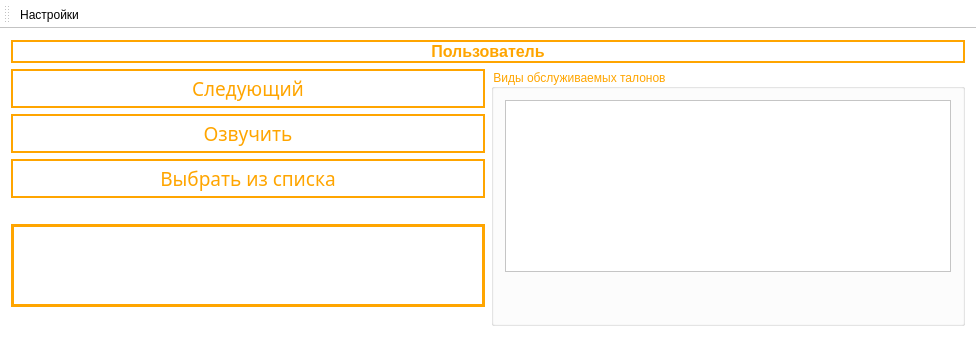
Before: the Qt Designer form mainwindow.ui in federicovalenso/clinicTicketsQueueServiceClient, drawn with Qt 5.
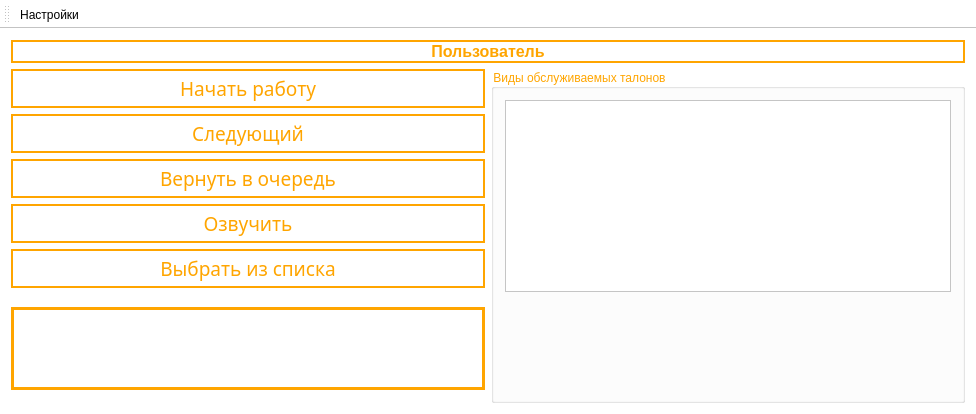
After: the same form once the commit is applied. Icons and pictures are not drawn.

```diff
--- a/mainwindow.ui
+++ b/mainwindow.ui
@@ -7,7 +7,7 @@
     <x>0</x>
     <y>0</y>
     <width>976</width>
-    <height>337</height>
+    <height>400</height>
    </rect>
   </property>
   <property name="font">
@@ -68,8 +68,61 @@
        <layout class="QHBoxLayout" name="horizontalLayout_2">
         <item>
          <layout class="QVBoxLayout" name="verticalLayout">
+          <item>
+           <widget class="QPushButton" name="btnSwitchWorkingState">
+            <property name="sizePolicy">
+             <sizepolicy hsizetype="Expanding" vsizetype="Expanding">
+              <horstretch>0</horstretch>
+              <verstretch>0</verstretch>
+             </sizepolicy>
+            </property>
+            <property name="font">
+             <font>
+              <family>Century Gothic</family>
+              <pointsize>14</pointsize>
+             </font>
+            </property>
+            <property name="cursor">
+             <cursorShape>PointingHandCursor</cursorShape>
+            </property>
+            <property name="styleSheet">
+             <string notr="true">QPushButton
+{
+	padding: 4px;
+    font-family: &quot;Century Gothic&quot;;
+    color: orange;
+    background-color: white;
+    border: 2px solid orange;
+}
+QPushButton:hover
+{
+    color: white;
+    background-color: orange;
+}
+QPushButton:pressed
+{
+    border: 3px solid white;
+    color: white;
+    background-color: #E74C3C;
+}</string>
+            </property>
+            <property name="text">
+             <string>Начать работу</string>
+            </property>
+            <property name="icon">
+             <iconset resource="res.qrc">
+              <normaloff>:/icons/icons/switch-on.svg</normaloff>:/icons/icons/switch-on.svg</iconset>
+            </property>
+            <property name="flat">
+             <bool>true</bool>
+            </property>
+           </widget>
+          </item>
           <item>
            <widget class="QPushButton" name="btnNext">
+            <property name="enabled">
+             <bool>false</bool>
+            </property>
             <property name="sizePolicy">
              <sizepolicy hsizetype="Expanding" vsizetype="Expanding">
               <horstretch>0</horstretch>
@@ -119,10 +172,66 @@
             <property name="checked">
              <bool>false</bool>
             </property>
+            <property name="flat">
+             <bool>true</bool>
+            </property>
+           </widget>
+          </item>
+          <item>
+           <widget class="QPushButton" name="btnReturn">
+            <property name="enabled">
+             <bool>false</bool>
+            </property>
+            <property name="sizePolicy">
+             <sizepolicy hsizetype="Expanding" vsizetype="Expanding">
+              <horstretch>0</horstretch>
+              <verstretch>0</verstretch>
+             </sizepolicy>
+            </property>
+            <property name="font">
+             <font>
+              <family>Century Gothic</family>
+              <pointsize>14</pointsize>
+             </font>
+            </property>
+            <property name="cursor">
+             <cursorShape>PointingHandCursor</cursorShape>
+            </property>
+            <property name="styleSheet">
+             <string notr="true">QPushButton
+{
+	padding: 4px;
+    font-family: &quot;Century Gothic&quot;;
+    color: orange;
+    background-color: white;
+    border: 2px solid orange;
+}
+QPushButton:hover
+{
+    color: white;
+    background-color: orange;
+}
+QPushButton:pressed
+{
+    border: 3px solid white;
+    color: white;
+    background-color: #E74C3C;
+}</string>
+            </property>
+            <property name="text">
+             <string>Вернуть в очередь</string>
+            </property>
+            <property name="icon">
+             <iconset resource="res.qrc">
+              <normaloff>:/icons/icons/back.svg</normaloff>:/icons/icons/back.svg</iconset>
+            </property>
            </widget>
           </item>
           <item>
            <widget class="QPushButton" name="btnVoiceTicket">
+            <property name="enabled">
+             <bool>false</bool>
+            </property>
             <property name="sizePolicy">
              <sizepolicy hsizetype="Expanding" vsizetype="Expanding">
               <horstretch>0</horstretch>
@@ -173,6 +282,9 @@
           </item>
           <item>
            <widget class="QPushButton" name="btnSelect">
+            <property name="enabled">
+             <bool>false</bool>
+            </property>
             <property name="sizePolicy">
              <sizepolicy hsizetype="Expanding" vsizetype="Expanding">
               <horstretch>0</horstretch>
@@ -216,6 +328,9 @@
              <iconset resource="res.qrc">
               <normaloff>:/icons/icons/select.svg</normaloff>:/icons/icons/select.svg</iconset>
             </property>
+            <property name="flat">
+             <bool>true</bool>
+            </property>
            </widget>
           </item>
           <item>
@@ -326,6 +441,11 @@
                <height>125</height>
               </size>
              </property>
+             <property name="font">
+              <font>
+               <pointsize>11</pointsize>
+              </font>
+             </property>
              <property name="headerHidden">
               <bool>true</bool>
              </property>
```
